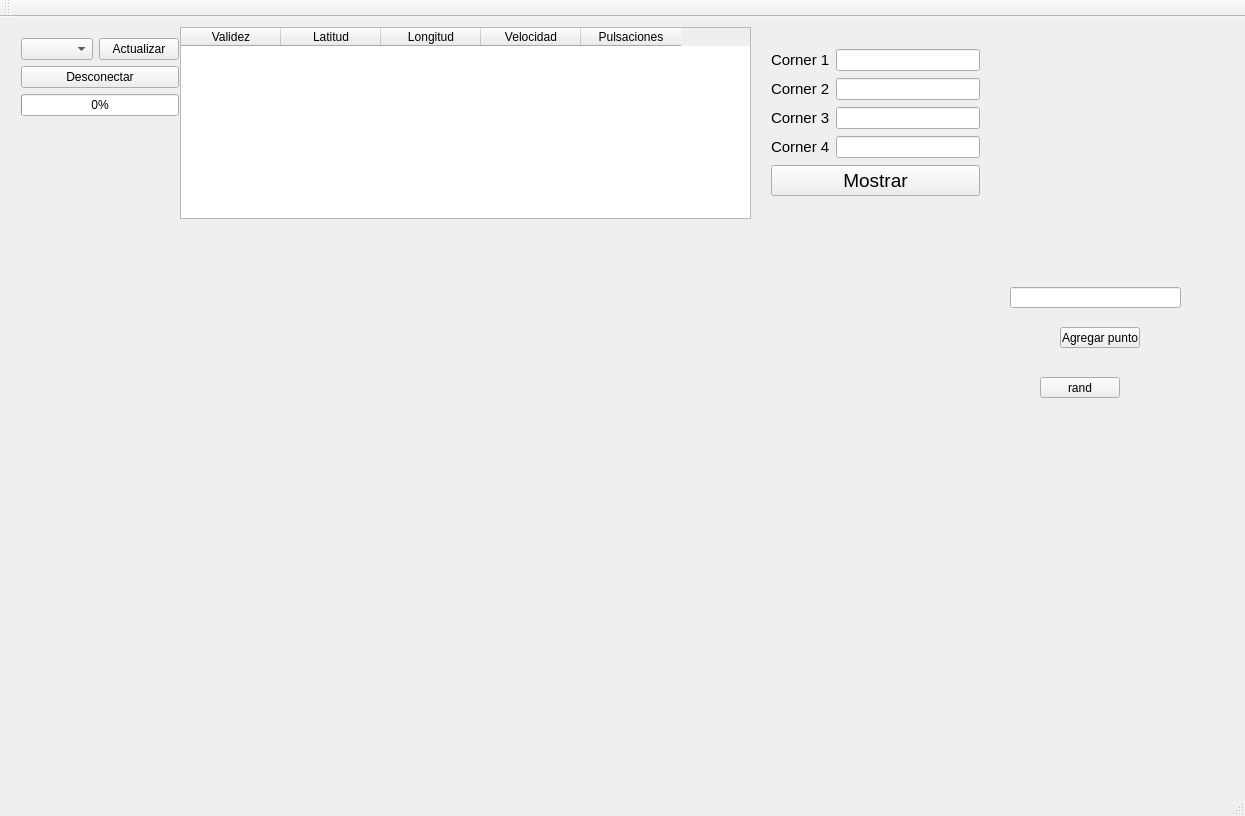
The window that mainwindow.ui (javosmar/multiserie) describes before a commit, drawn with Qt 5.
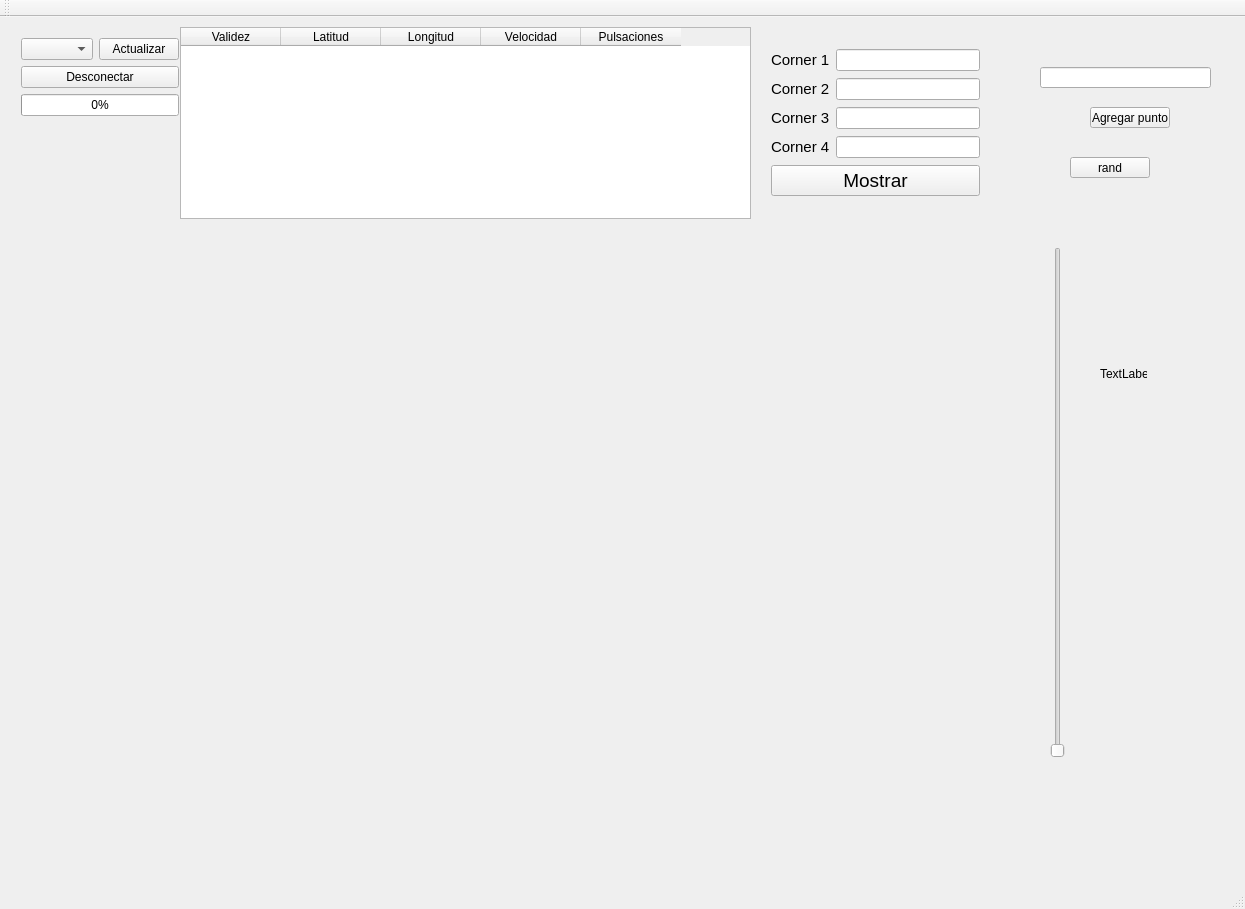
The same window after the commit. Custom widgets are drawn as their Qt base class.

```diff
--- a/mainwindow.ui
+++ b/mainwindow.ui
@@ -7,7 +7,7 @@
     <x>0</x>
     <y>0</y>
     <width>1245</width>
-    <height>816</height>
+    <height>909</height>
    </rect>
   </property>
   <property name="windowTitle">
@@ -133,8 +133,8 @@
      <rect>
       <x>50</x>
       <y>220</y>
-      <width>901</width>
-      <height>501</height>
+      <width>891</width>
+      <height>551</height>
      </rect>
     </property>
     <property name="autoFillBackground">
@@ -250,8 +250,8 @@
    <widget class="QPushButton" name="pushButton">
     <property name="geometry">
      <rect>
-      <x>1060</x>
-      <y>310</y>
+      <x>1090</x>
+      <y>90</y>
       <width>80</width>
       <height>21</height>
      </rect>
@@ -263,8 +263,8 @@
    <widget class="QLineEdit" name="lineEditpunto">
     <property name="geometry">
      <rect>
-      <x>1010</x>
-      <y>270</y>
+      <x>1040</x>
+      <y>50</y>
       <width>171</width>
       <height>21</height>
      </rect>
@@ -273,8 +273,8 @@
    <widget class="QPushButton" name="pushButton_2">
     <property name="geometry">
      <rect>
-      <x>1040</x>
-      <y>360</y>
+      <x>1070</x>
+      <y>140</y>
       <width>80</width>
       <height>21</height>
      </rect>
@@ -283,6 +283,41 @@
      <string>rand</string>
     </property>
    </widget>
+   <widget class="QSlider" name="verticalSlider_max">
+    <property name="geometry">
+     <rect>
+      <x>1050</x>
+      <y>230</y>
+      <width>16</width>
+      <height>511</height>
+     </rect>
+    </property>
+    <property name="minimum">
+     <number>1</number>
+    </property>
+    <property name="maximum">
+     <number>999</number>
+    </property>
+    <property name="sliderPosition">
+     <number>1</number>
+    </property>
+    <property name="orientation">
+     <enum>Qt::Vertical</enum>
+    </property>
+   </widget>
+   <widget class="QLabel" name="label_max">
+    <property name="geometry">
+     <rect>
+      <x>1100</x>
+      <y>350</y>
+      <width>47</width>
+      <height>13</height>
+     </rect>
+    </property>
+    <property name="text">
+     <string>TextLabel</string>
+    </property>
+   </widget>
    <zorder>layoutWidget</zorder>
    <zorder>tableWidgetdato</zorder>
    <zorder>layoutWidget</zorder>
```
Left out of the diff: 2 changed lines with no effect on the pictures.
